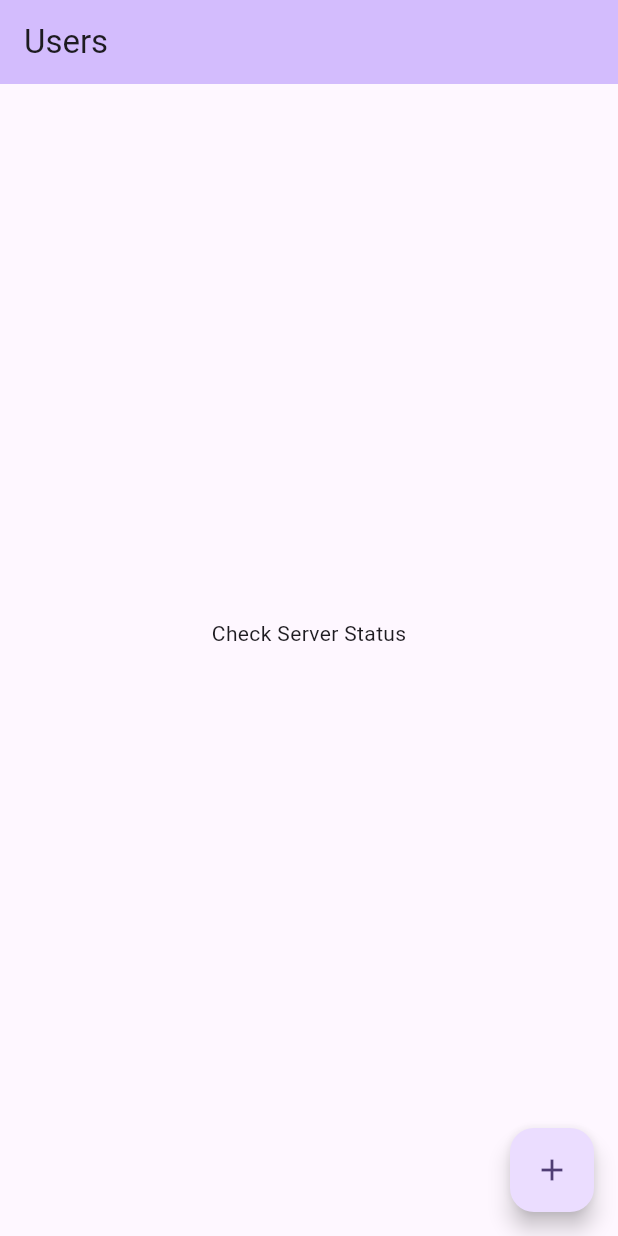
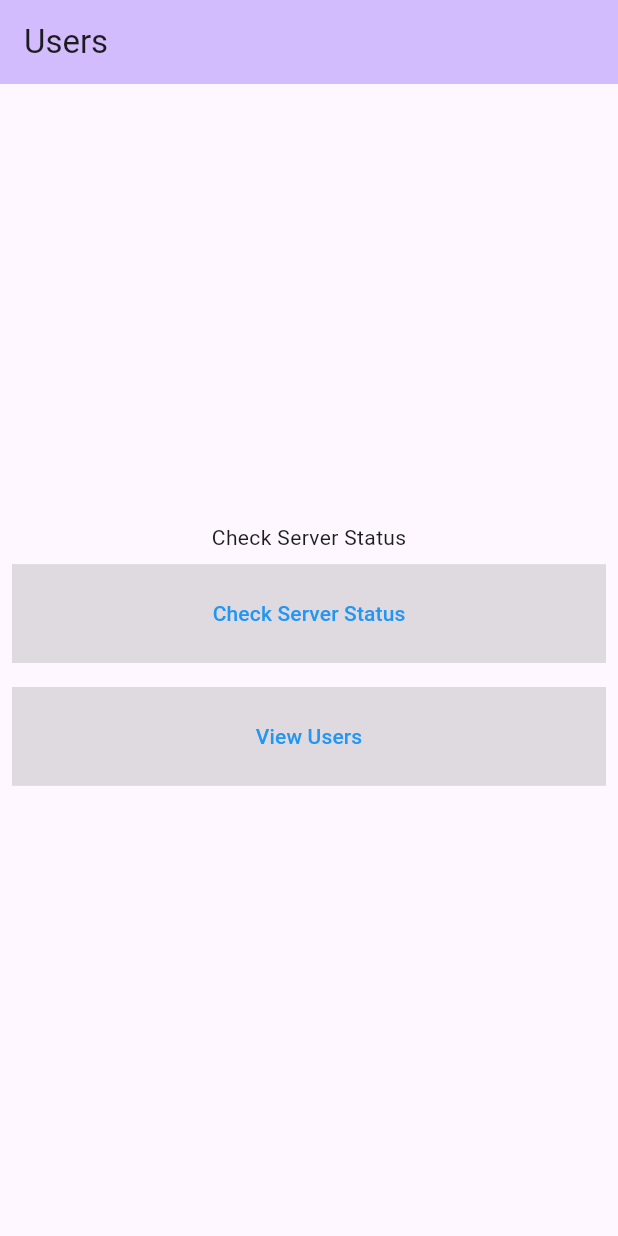
Before and after one commit to Erastoh/globalhealth, a Flutter app: the screen it shows after launch, on a phone screen of 412 x 824 dp. Run offline on Flutter 3.47's test engine with Material 3 defaults, Android fonts, the light colour scheme and no system bars; our stand-ins replace sizer; missing offline and left inert: mongo_dart; network calls fail.

Commit message:
UI Implementations

```diff
--- a/lib/Constants/ServerFunctions.dart
+++ b/lib/Constants/ServerFunctions.dart
@@ -4,6 +4,7 @@ import 'package:http/http.dart' as http;
 class ServerFunctions {
 
   fetchData({String? url}) async {
+    print("Url-------$url");
     try {
       var response = await http.get(
         Uri.parse(url!),
--- a/lib/Pages/Homepage.dart
+++ b/lib/Pages/Homepage.dart
@@ -3,10 +3,10 @@ import 'dart:convert';
 
 import 'package:flutter/material.dart';
 import 'package:globalhealth/Constants/ServerFunctions.dart';
+import 'package:globalhealth/Constants/dbConnection.dart';
+import 'package:globalhealth/Pages/getUserList.dart';
 import 'package:http/http.dart' as http;
-
 import '../APIs/Apis.dart';
-import '../Constants/ServerFunctions.dart';
 import '../Models/UserModel.dart';
 
 ServerFunctions serverFunctions = new ServerFunctions();
@@ -27,18 +27,23 @@ class _HomePageState extends State<HomePage> {
     });
   }
 
+  var dbconnection = DBConnection();
+
   @override
   void initState() {
     fetchUsers();
+    dbconnection.getConnection();
     super.initState();
   }
 
 
-  Future<List<UserModel>> fetchUsers() async {
-    var response = await serverFunctions.fetchData(
-      url: allusers,
-      // data: data,
-    );
+    fetchUsers() async {
+    // var response = await serverFunctions.fetchData(
+    //   url: "http://localhost:3000/users",
+    //   // data: data,
+    // );
+    final response = await http.get(Uri.parse('http://localhost:3000/users'));
+    print("response----Users-----${response}");
     if (response.statusCode == 200) {
       Iterable itemsJson = json.decode(response.body);
       List<UserModel> items = itemsJson.map((item) => UserModel.fromJson(item)).toList();
@@ -53,12 +58,7 @@ class _HomePageState extends State<HomePage> {
   Widget build(BuildContext context) {
     return Scaffold(
       appBar: AppBar(
-        // TRY THIS: Try changing the color here to a specific color (to
-        // Colors.amber, perhaps?) and trigger a hot reload to see the AppBar
-        // change color while the other colors stay the same.
         backgroundColor: Theme.of(context).colorScheme.inversePrimary,
-        // Here we take the value from the MyHomePage object that was created by
-        // the App.build method, and use it to set our appbar title.
         title: Text("Users"),
       ),
       body: Center(
@@ -70,18 +70,63 @@ class _HomePageState extends State<HomePage> {
             const Text(
               'Check Server Status',
             ),
-            Text(
-              '',
-              style: Theme.of(context).textTheme.headlineMedium,
+            // Text(
+            //   '',
+            //   style: Theme.of(context).textTheme.headlineMedium,
+            // ),
+
+            Padding(
+              padding: const EdgeInsets.all(8.0),
+              child: Container(
+                color: Colors.black12,
+                height: MediaQuery.of(context).size.height * 0.08,
+                width: MediaQuery.of(context).size.height,
+                child: TextButton(
+                  style: ButtonStyle(
+                    foregroundColor: MaterialStateProperty.all<Color>(Colors.blue),
+                  ),
+                  onPressed: () {
+                    fetchUsers();
+                    // var response = dbconnection.getConnection();
+                    // print("response-----$response");
+                    // fetchUsers();
+                  },
+                  child: Text('Check Server Status'),
+                ),
+              ),
             ),
+
+            Padding(
+              padding: const EdgeInsets.all(8.0),
+              child: Container(
+                color: Colors.black12,
+                height: MediaQuery.of(context).size.height * 0.08,
+                width: MediaQuery.of(context).size.width,
+                child: TextButton(
+                  style: ButtonStyle(
+                    foregroundColor: MaterialStateProperty.all<Color>(Colors.blue),
+                  ),
+                  onPressed: () {
+                    fetchUsers();
+                    // var response = dbconnection.getConnection();
+                    // print("response-----$response");
+                    // fetchUsers();
+                    Navigator.push(
+                        context,
+                        MaterialPageRoute(builder: (context) => GetUsersList()));
+                  },
+                  child: Text('View Users'),
+                ),
+              ),
+            )
           ],
         ),
       ),
-      floatingActionButton: FloatingActionButton(
-        onPressed: _incrementCounter,
-        tooltip: 'Increment',
-        child: const Icon(Icons.add),
-      ), // This trailing comma makes auto-formatting nicer for build methods.
+      // floatingActionButton: FloatingActionButton(
+      //   onPressed: _incrementCounter,
+      //   tooltip: 'Increment',
+      //   child: const Icon(Icons.add),
+      // ), // This trailing comma makes auto-formatting nicer for build methods.
     );
   }
 }
--- a/pubspec.yaml
+++ b/pubspec.yaml
@@ -33,12 +33,12 @@ dependencies:
   # The following adds the Cupertino Icons font to your application.
   # Use with the CupertinoIcons class for iOS style icons.
   cupertino_icons: ^1.0.2
-  toast:
   url_launcher: ^6.0.3
   provider: ^6.1.1
   http_client: ^1.4.1
   sizer: ^2.0.15
   http: ^0.13.1
+  mongo_dart: ^0.10.0
 
 
 dev_dependencies:
```
Also changed, not shown: lib/Constants/dbConnection.dart (added, +77 -0 lines), lib/Pages/Userspecificdetails.dart (added, +86 -0 lines), lib/Pages/getUserList.dart (added, +190 -0 lines), lib/Pages/EditSpecificDetails.dart (added), pubspec.lock.
